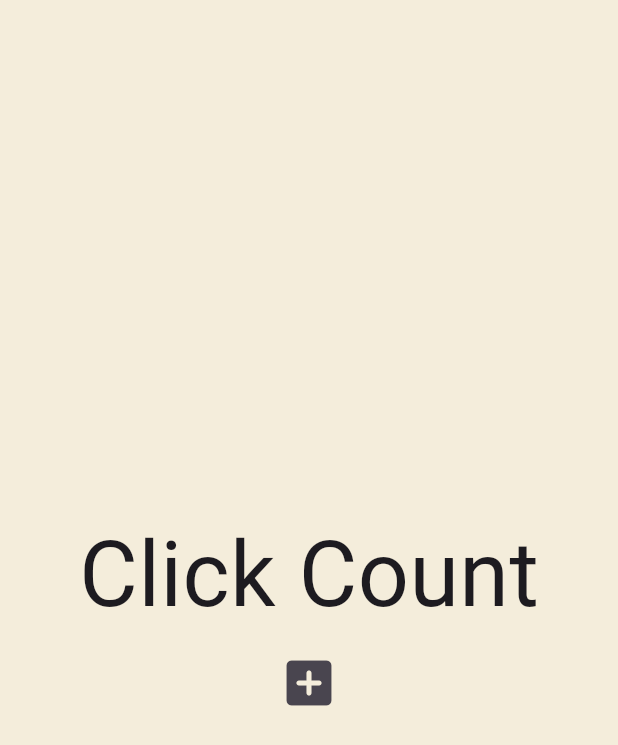
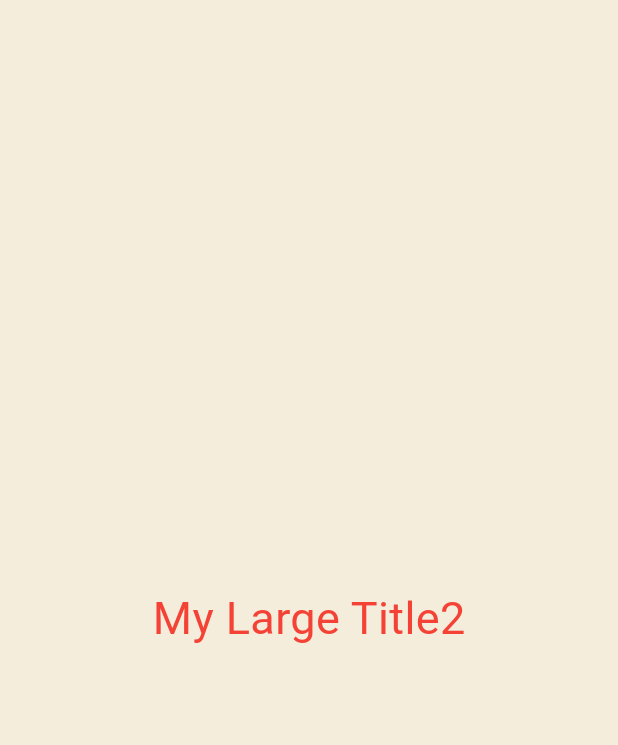
Before and after one commit to space-cap/Dart-Flutter-study-blog, a Flutter app: the screen it shows after launch, on a phone screen of 412 x 824 dp. Shown: the top 745 px of the screen. Run offline on Flutter 3.47's test engine with Material 3 defaults, Android fonts, the phone set to English and light mode, and no system bars.

Commit message:
BuildContext 사용
BuildContext 사용

```diff
--- a/stateful_widget/lib/main.dart
+++ b/stateful_widget/lib/main.dart
@@ -12,34 +12,22 @@ class MyApp extends StatefulWidget {
 }
 
 class _MyAppState extends State<MyApp> {
-  List<int> numbers = [];
-
-  void onClicked() {
-    setState(() {
-      numbers.add(numbers.length);
-    });
-  }
-
   // This widget is the root of your application.
   @override
   Widget build(BuildContext context) {
     return MaterialApp(
+      theme: ThemeData(
+        textTheme: const TextTheme(
+          titleLarge: TextStyle(color: Colors.red),
+        ),
+      ),
       home: Scaffold(
         backgroundColor: const Color(0xFFF4EDDB),
         body: Center(
           child: Column(
             mainAxisAlignment: MainAxisAlignment.center,
-            children: [
-              const Text(
-                'Click Count',
-                style: TextStyle(fontSize: 60),
-              ),
-              for (var n in numbers) Text('$n'),
-              IconButton(
-                iconSize: 40,
-                onPressed: onClicked,
-                icon: const Icon(Icons.add_box_rounded),
-              )
+            children: const [
+              MyLargeTitle(),
             ],
           ),
         ),
@@ -47,3 +35,18 @@ class _MyAppState extends State<MyApp> {
     );
   }
 }
+
+class MyLargeTitle extends StatelessWidget {
+  const MyLargeTitle({
+    super.key,
+  });
+
+  @override
+  Widget build(BuildContext context) {
+    return Text(
+      'My Large Title2',
+      style: TextStyle(
+          fontSize: 30, color: Theme.of(context).textTheme.titleLarge?.color),
+    );
+  }
+}
```
